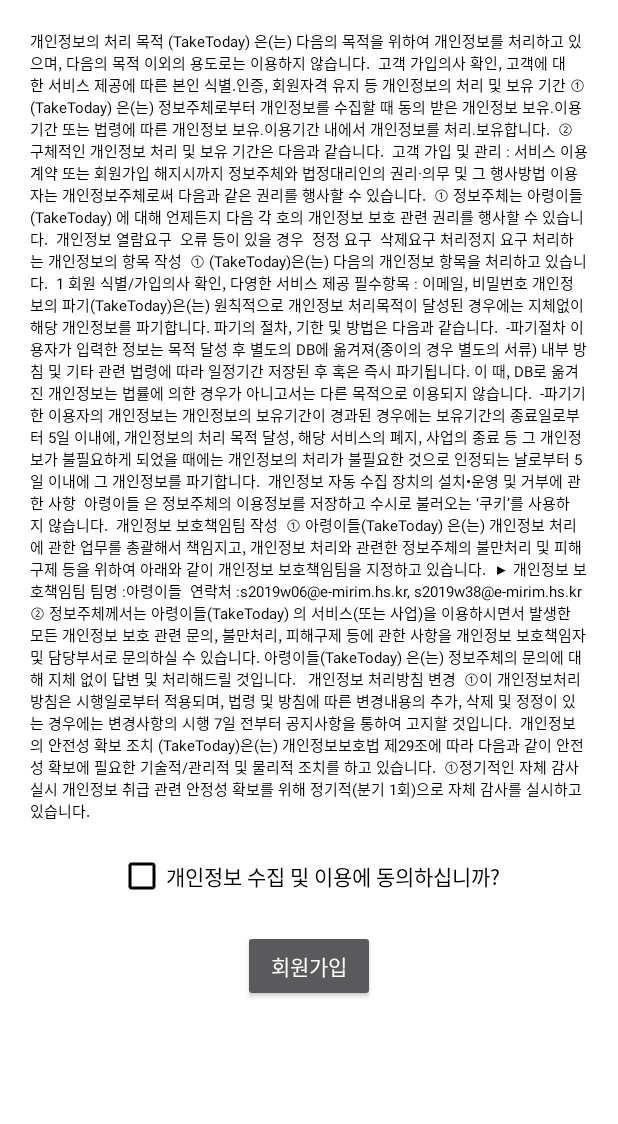
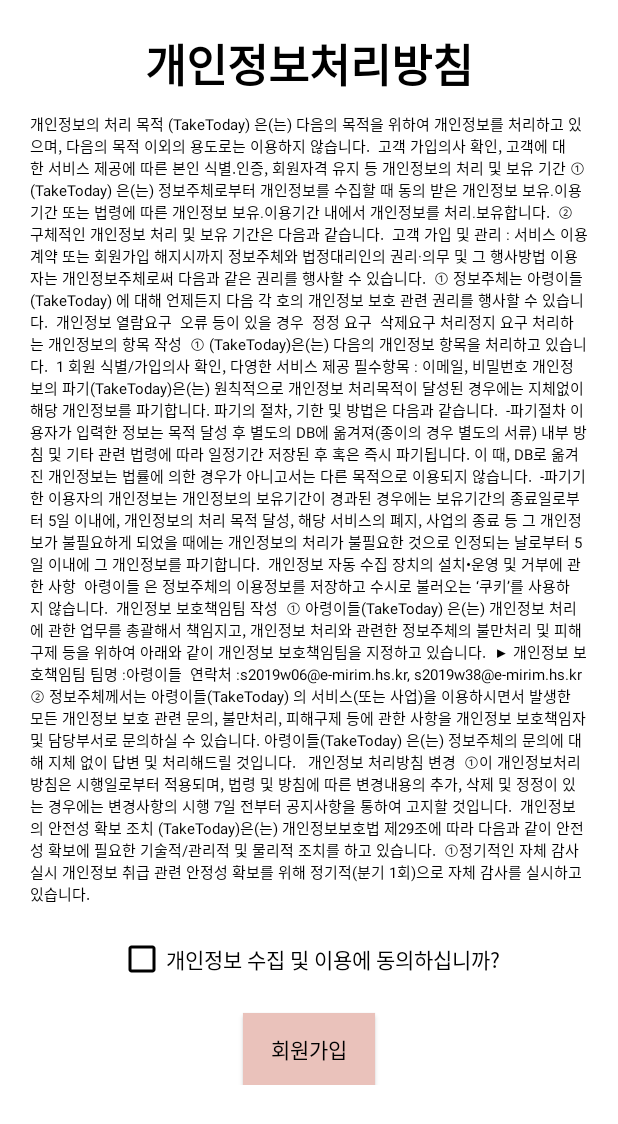
Before and after one commit to IknowAra/TakeToday, an Android app: the PolicyActivity screen opened directly, with no data from a screen before it, on a phone screen of 412 x 824 dp. Shown: the top 1124 px of the screen. Run offline under Robolectric (Android 15) with nearby library versions, the phone set to English and light mode, and no system bars.

Commit message:
commit223

```diff
--- a/app/src/main/res/layout/activity_policy.xml
+++ b/app/src/main/res/layout/activity_policy.xml
@@ -16,6 +16,16 @@
             android:layout_width="match_parent"
             android:orientation="vertical"
             android:layout_height="match_parent">
+
+            <TextView
+                android:layout_gravity="center_horizontal"
+                android:textSize="30sp"
+                android:textColor="@color/black"
+                android:textStyle="bold"
+                android:layout_marginBottom="10dp"
+                android:layout_width="wrap_content"
+                android:layout_height="wrap_content"
+                android:text="개인정보처리방침"/>
 
             <TextView
                 android:layout_width="match_parent"
@@ -37,6 +47,8 @@
 
             <Button
                 android:id="@+id/btn_go"
+                android:background="@color/pink"
+                android:textColor="@color/black"
                 android:layout_gravity="center_horizontal"
                 android:layout_width="wrap_content"
                 android:layout_height="wrap_content"
```
